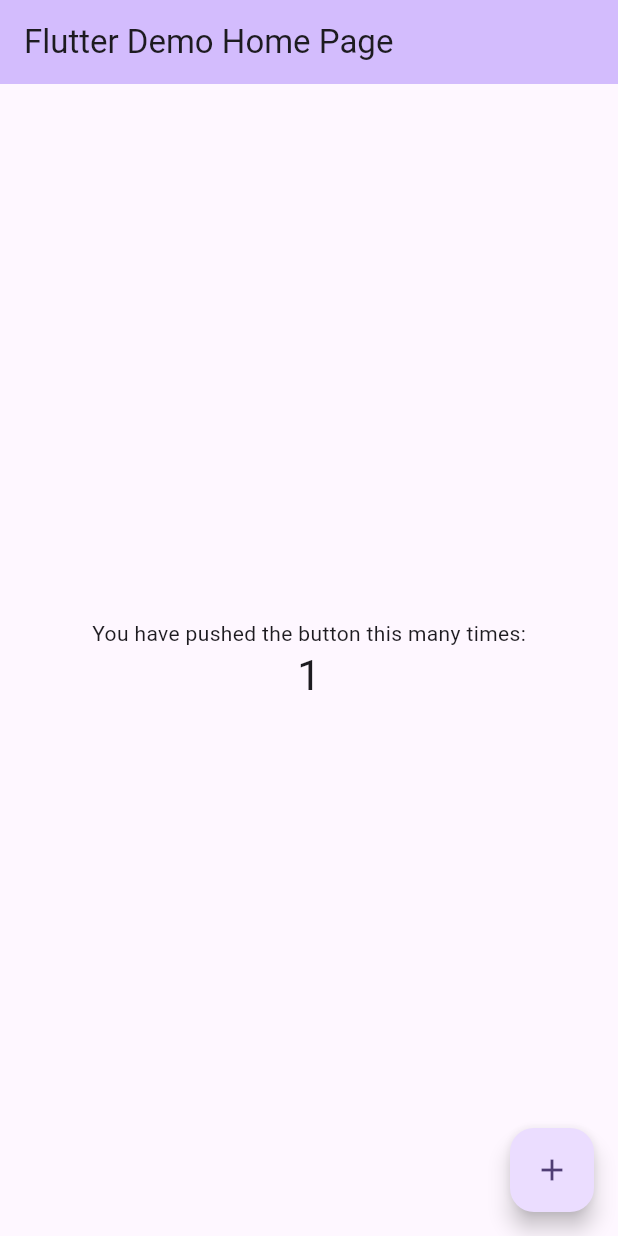
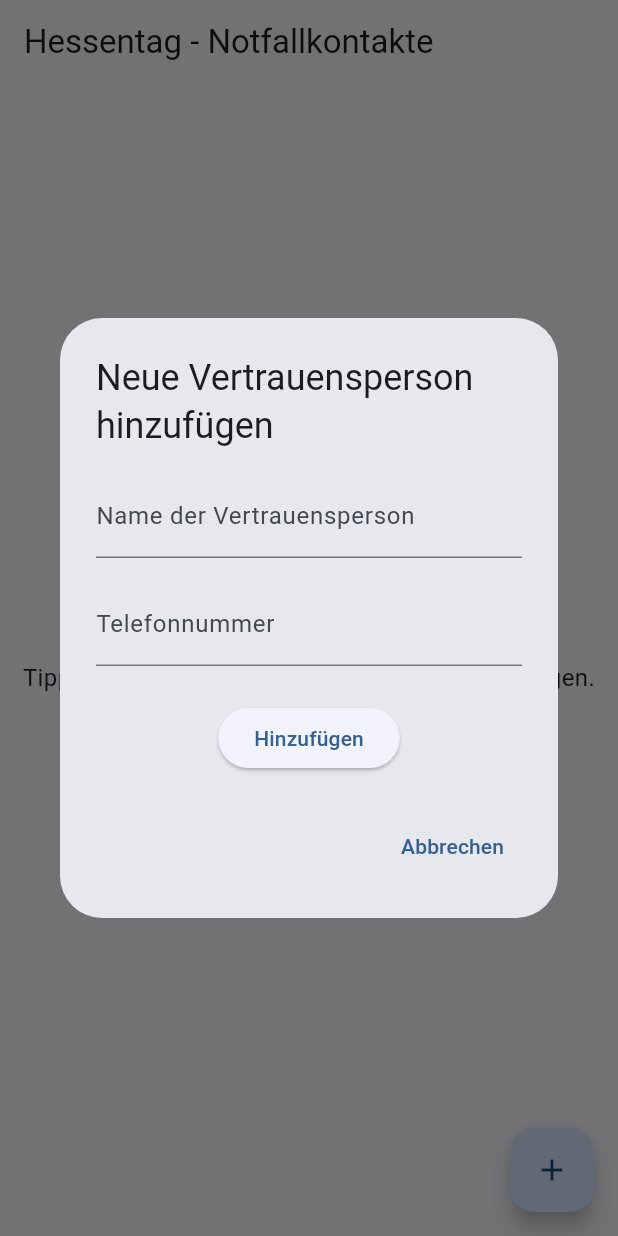
Before and after one commit to thomasalcock/302FoundFrontend, a Flutter app: the screen it shows after launch, after a tap on the "add" icon, on a phone screen of 412 x 824 dp. Run offline on Flutter 3.47's test engine with Material 3 defaults, Android fonts, the phone set to English and light mode, and no system bars.

Commit message:
Add persons list

```diff
--- /dev/null
+++ b/lib/app_bar.dart
@@ -0,0 +1,11 @@
+import 'package:flutter/material.dart';
+
+class AppBarWidget extends StatelessWidget {
+  const AppBarWidget({super.key, required this.title});
+  final String title;
+
+  @override
+  AppBar build(BuildContext context) {
+    return AppBar(title: Text('Hessentag - $title'));
+  }
+}
--- a/lib/main.dart
+++ b/lib/main.dart
@@ -1,4 +1,5 @@
 import 'package:flutter/material.dart';
+import 'package:threeotwo_found_frontend/trusted_persons_list_view.dart';
 
 void main() {
   runApp(const MyApp());
@@ -10,58 +11,27 @@ class MyApp extends StatelessWidget {
   @override
   Widget build(BuildContext context) {
     return MaterialApp(
-      title: 'Flutter Demo',
+      title: 'Hessentag Fulda 2026',
       theme: ThemeData(
-        colorScheme: ColorScheme.fromSeed(seedColor: Colors.deepPurple),
+        colorScheme: ColorScheme.fromSeed(seedColor: Colors.blue),
       ),
-      home: const MyHomePage(title: 'Flutter Demo Home Page'),
+      home: const LostAndFound(title: 'Hessentag Fulda - Lost and Found'),
     );
   }
 }
 
-class MyHomePage extends StatefulWidget {
-  const MyHomePage({super.key, required this.title});
+class LostAndFound extends StatefulWidget {
+  const LostAndFound({super.key, required this.title});
 
   final String title;
 
   @override
-  State<MyHomePage> createState() => _MyHomePageState();
+  State<LostAndFound> createState() => _LostAndFoundState();
 }
 
-class _MyHomePageState extends State<MyHomePage> {
-  int _counter = 0;
-
-  void _incrementCounter() {
-    setState(() {
-      _counter++;
-    });
-  }
-
+class _LostAndFoundState extends State<LostAndFound> {
   @override
   Widget build(BuildContext context) {
-    return Scaffold(
-      appBar: AppBar(
-        backgroundColor: Theme.of(context).colorScheme.inversePrimary,
-
-        title: Text(widget.title),
-      ),
-      body: Center(
-        child: Column(
-          mainAxisAlignment: MainAxisAlignment.center,
-          children: <Widget>[
-            const Text('You have pushed the button this many times:'),
-            Text(
-              '$_counter',
-              style: Theme.of(context).textTheme.headlineMedium,
-            ),
-          ],
-        ),
-      ),
-      floatingActionButton: FloatingActionButton(
-        onPressed: _incrementCounter,
-        tooltip: 'Increment',
-        child: const Icon(Icons.add),
-      ),
-    );
+    return TrustedPersonsListView();
   }
 }
--- /dev/null
+++ b/lib/trusted_person.dart
@@ -0,0 +1,11 @@
+class TrustedPerson {
+  final String name;
+  final String phoneNumber;
+
+  TrustedPerson({required this.name, required this.phoneNumber});
+
+  @override
+  String toString() {
+    return 'TrustedPerson{name: $name, phoneNumber: $phoneNumber}';
+  }
+}
--- /dev/null
+++ b/lib/trusted_person_form.dart
@@ -0,0 +1,64 @@
+import 'package:flutter/material.dart';
+import 'package:threeotwo_found_frontend/trusted_person.dart';
+
+class TrustedPersonForm extends StatefulWidget {
+  final Function(TrustedPerson) onPersonAdded;
+
+  const TrustedPersonForm({super.key, required this.onPersonAdded});
+
+  @override
+  TrustedPersonFormState createState() => TrustedPersonFormState();
+}
+
+class TrustedPersonFormState extends State<TrustedPersonForm> {
+  final TextEditingController _nameController = TextEditingController();
+  final TextEditingController _phoneController = TextEditingController();
+
+  @override
+  void dispose() {
+    _nameController.dispose();
+    _phoneController.dispose();
+    super.dispose();
+  }
+
+  @override
+  Widget build(BuildContext context) {
+    return Column(
+      mainAxisSize: MainAxisSize.min,
+      children: [
+        TextField(
+          controller: _nameController,
+          decoration: const InputDecoration(
+            labelText: 'Name der Vertrauensperson',
+          ),
+        ),
+        const SizedBox(height: 16),
+        TextField(
+          controller: _phoneController,
+          decoration: const InputDecoration(labelText: 'Telefonnummer'),
+          keyboardType: TextInputType.phone,
+        ),
+        const SizedBox(height: 24),
+        ElevatedButton(
+          onPressed: () {
+            if (_nameController.text.trim().isNotEmpty &&
+                _phoneController.text.trim().isNotEmpty) {
+              final person = TrustedPerson(
+                name: _nameController.text.trim(),
+                phoneNumber: _phoneController.text.trim(),
+              );
+              widget.onPersonAdded(person);
+            } else {
+              ScaffoldMessenger.of(context).showSnackBar(
+                const SnackBar(
+                  content: Text('Bitte füllen Sie alle Felder aus.'),
+                ),
+              );
+            }
+          },
+          child: const Text('Hinzufügen'),
+        ),
+      ],
+    );
+  }
+}
--- /dev/null
+++ b/lib/trusted_persons_list_view.dart
@@ -0,0 +1,83 @@
+import 'package:flutter/material.dart';
+import 'package:threeotwo_found_frontend/app_bar.dart';
+import 'package:threeotwo_found_frontend/trusted_person_form.dart';
+import 'package:threeotwo_found_frontend/trusted_person.dart';
+
+class TrustedPersonsListView extends StatefulWidget {
+  const TrustedPersonsListView({super.key});
+
+  @override
+  TrustedPersonsListViewState createState() => TrustedPersonsListViewState();
+}
+
+class TrustedPersonsListViewState extends State<TrustedPersonsListView> {
+  final List<TrustedPerson> _trustedPersons = [];
+
+  void _addTrustedPerson(TrustedPerson person) {
+    setState(() {
+      _trustedPersons.add(person);
+    });
+  }
+
+  @override
+  Widget build(BuildContext context) {
+    return Scaffold(
+      appBar: PreferredSize(
+        preferredSize: const Size.fromHeight(kToolbarHeight),
+        child: AppBarWidget(title: 'Notfallkontakte'),
+      ),
+      body: _trustedPersons.isEmpty
+          ? const Center(
+              child: Text(
+                'Keine Vertrauenspersonen hinzugefügt.\nTippen Sie auf das + Symbol, um eine hinzuzufügen.',
+                textAlign: TextAlign.center,
+                style: TextStyle(fontSize: 16),
+              ),
+            )
+          : ListView.builder(
+              itemCount: _trustedPersons.length,
+              itemBuilder: (context, index) {
+                final person = _trustedPersons[index];
+                return ListTile(
+                  leading: const Icon(Icons.person),
+                  title: Text(person.name),
+                  subtitle: Text('Telefonnummer: ${person.phoneNumber}'),
+                  trailing: IconButton(
+                    icon: const Icon(Icons.delete, color: Colors.red),
+                    onPressed: () {
+                      setState(() {
+                        _trustedPersons.removeAt(index);
+                      });
+                    },
+                  ),
+                );
+              },
+            ),
+      floatingActionButton: FloatingActionButton(
+        onPressed: () {
+          showDialog(
+            context: context,
+            builder: (context) {
+              return AlertDialog(
+                title: const Text('Neue Vertrauensperson hinzufügen'),
+                content: TrustedPersonForm(
+                  onPersonAdded: (person) {
+                    _addTrustedPerson(person);
+                    Navigator.of(context).pop();
+                  },
+                ),
+                actions: [
+                  TextButton(
+                    onPressed: () => Navigator.of(context).pop(),
+                    child: const Text('Abbrechen'),
+                  ),
+                ],
+              );
+            },
+          );
+        },
+        child: const Icon(Icons.add),
+      ),
+    );
+  }
+}
```
